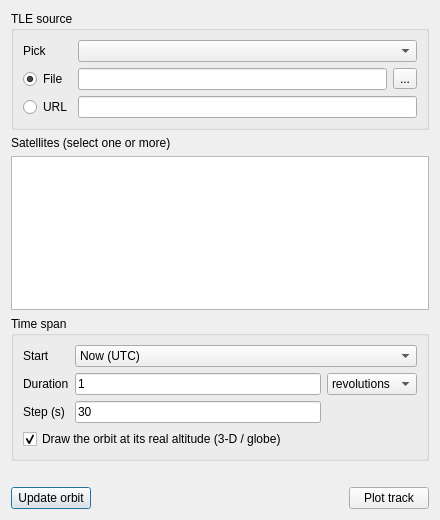
Before: the Qt Designer form deps/ui/satellite.ui in GenericMappingTools/InteractiveGMT, drawn with Qt 5.
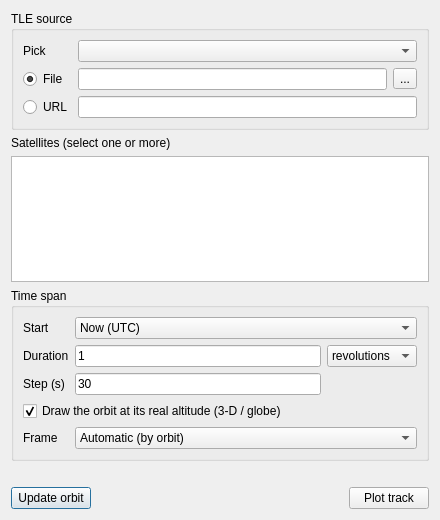
After: the same form once the commit is applied.

Commit message: Satellite: orbit frame is a choice, per-satellite handles, first tests

```diff
--- a/deps/ui/satellite.ui
+++ b/deps/ui/satellite.ui
@@ -191,6 +191,35 @@
         </property>
        </widget>
       </item>
+      <item row="4" column="0">
+       <widget class="QLabel" name="lbl_frame">
+        <property name="text">
+         <string>Frame</string>
+        </property>
+       </widget>
+      </item>
+      <item row="4" column="1" colspan="2">
+       <widget class="QComboBox" name="cb_frame">
+        <property name="toolTip">
+         <string>WHICH curve the 3-D orbit is. Earth-fixed: where the satellite goes over the PLANET — every revolution lands further west, so a low orbit walks around the globe. Inertial: the orbit itself, the closed path around the Earth; the only one that shows an orbit for a geostationary satellite, which does not move over the ground at all. Automatic picks inertial for a geosynchronous orbit and Earth-fixed for everything else.</string>
+        </property>
+        <item>
+         <property name="text">
+          <string>Automatic (by orbit)</string>
+         </property>
+        </item>
+        <item>
+         <property name="text">
+          <string>Earth-fixed (over the ground)</string>
+         </property>
+        </item>
+        <item>
+         <property name="text">
+          <string>Inertial (the orbital plane)</string>
+         </property>
+        </item>
+       </widget>
+      </item>
      </layout>
     </widget>
    </item>
```
The commit also changes 8 other files.
